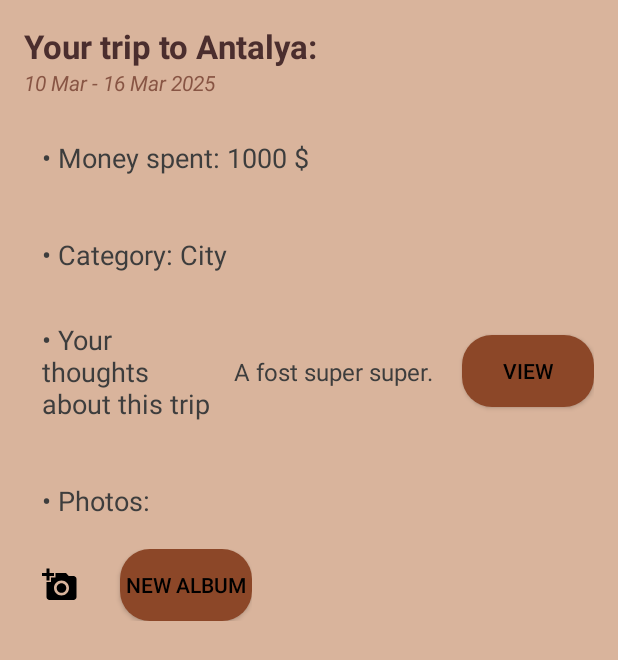
After one commit to Dan-Andrada/TravelJurnalApp, an Android app: the TripDetailsActivity screen opened directly, with no data from a screen before it, on a phone screen of 412 x 824 dp. The commit adds this screen. Shown: the top 660 px of the screen. Run offline under Robolectric (Android 15) with nearby library versions, the phone set to English and light mode, and no system bars.

Commit message:
Show trip details feature

```diff
--- a/app/build.gradle
+++ b/app/build.gradle
@@ -5,7 +5,7 @@ plugins {
 
 android {
     namespace 'com.example.traveljurnalapp'
-    compileSdk 34
+    compileSdk 35
 
     defaultConfig {
         applicationId "com.example.traveljurnalapp"
@@ -32,20 +32,17 @@ android {
 
 dependencies {
     implementation platform(libs.firebase.bom)
-    implementation libs.google.firebase.analytics
-    implementation libs.google.firebase.auth
-    implementation libs.google.firebase.firestore
+    implementation libs.firebase.analytics
+    implementation libs.firebase.auth
+    implementation libs.firebase.firestore
 
-    implementation libs.androidx.core.v1120
+    implementation libs.androidx.core
     implementation libs.androidx.appcompat.v161
-    implementation libs.material.v1110
-
+    implementation libs.material
     implementation libs.play.services.maps
     implementation libs.places
 
     testImplementation libs.junit
     androidTestImplementation libs.androidx.junit.v115
     androidTestImplementation libs.androidx.espresso.core.v351
-
-//    implementation libs.play.services.maps
 }
--- a/app/src/main/AndroidManifest.xml
+++ b/app/src/main/AndroidManifest.xml
@@ -29,6 +29,7 @@
         <activity android:name=".MapActivity" android:exported="true" />
         <activity android:name=".RegisterActivity" android:exported="true"/>
         <activity android:name=".LoginActivity" android:exported="true"/>
+        <activity android:name=".TripDetailsActivity" android:exported="true" />
 
     </application>
 
--- a/app/src/main/java/com/example/traveljurnalapp/LoginActivity.java
+++ b/app/src/main/java/com/example/traveljurnalapp/LoginActivity.java
@@ -57,8 +57,8 @@ public class LoginActivity extends AppCompatActivity {
         mAuth.signInWithEmailAndPassword(email, password)
                 .addOnCompleteListener(task -> {
                     if (task.isSuccessful()) {
-                        Toast.makeText(this, "Login successful", Toast.LENGTH_SHORT).show();
-                        startActivity(new Intent(LoginActivity.this, MapActivity.class));
+                        //Toast.makeText(this, "Login successful", Toast.LENGTH_SHORT).show();
+                        startActivity(new Intent(LoginActivity.this, TripDetailsActivity.class));
                         finish();
                     } else {
                         Toast.makeText(this, "Login failed: " + task.getException().getMessage(), Toast.LENGTH_LONG).show();
--- a/app/src/main/java/com/example/traveljurnalapp/SplashActivity.java
+++ b/app/src/main/java/com/example/traveljurnalapp/SplashActivity.java
@@ -1,4 +1,6 @@
 package com.example.traveljurnalapp;
+
+import static androidx.core.content.ContextCompat.startActivity;
 
 import android.content.Intent;
 import android.os.Bundle;
--- /dev/null
+++ b/app/src/main/java/com/example/traveljurnalapp/TripDetailsActivity.java
@@ -0,0 +1,87 @@
+package com.example.traveljurnalapp;
+
+import android.content.Intent;
+import android.os.Bundle;
+import android.view.View;
+import android.widget.Button;
+import android.widget.GridLayout;
+import android.widget.ImageButton;
+import android.widget.TextView;
+
+import androidx.appcompat.app.AppCompatActivity;
+
+import java.text.ParseException;
+import java.text.SimpleDateFormat;
+import java.util.Date;
+import java.util.Locale;
+
+public class TripDetailsActivity extends AppCompatActivity {
+
+    private TextView tripTitle, tripDates, categoryText, moneySpent, notePreview;
+    private Button viewNoteButton, newAlbumButton;
+    private ImageButton addPhotoButton;
+    private Date startDate, endDate;
+
+    @Override
+    protected void onCreate(Bundle savedInstanceState) {
+        super.onCreate(savedInstanceState);
+        setContentView(R.layout.activity_trip_details);
+
+        tripTitle = findViewById(R.id.tripTitle);
+        tripDates = findViewById(R.id.tripDates);
+        categoryText = findViewById(R.id.categoryText);
+        moneySpent = findViewById(R.id.moneySpent);
+        notePreview = findViewById(R.id.notePreview);
+        viewNoteButton = findViewById(R.id.viewNoteButton);
+        newAlbumButton = findViewById(R.id.newAlbumButton);
+        addPhotoButton = findViewById(R.id.addPhotoButton);
+
+        //harcodat
+        tripTitle.setText("Your trip to Antalya:");
+        categoryText.setText("• Category: City");
+        moneySpent.setText("• Money spent: 1000 $");
+
+        SimpleDateFormat sdf = new SimpleDateFormat("dd MMMM yyyy", Locale.ENGLISH);
+        try {
+            startDate = sdf.parse("10 March 2025");
+            endDate = sdf.parse("16 March 2025");
+        } catch (ParseException e) {
+            e.printStackTrace();
+        }
+
+        if (startDate != null && endDate != null) {
+            SimpleDateFormat displayFormat = new SimpleDateFormat("dd MMM", Locale.ENGLISH);
+            String dateText = displayFormat.format(startDate) + " - " + displayFormat.format(endDate) + " 2025";
+            tripDates.setText(dateText);
+        }
+
+        //harcodat
+        String fullNote = "A fost super super.";
+        notePreview.setText(fullNote);
+
+        viewNoteButton.setOnClickListener(new View.OnClickListener() {
+            @Override
+            public void onClick(View v) {
+                Intent intent = new Intent(TripDetailsActivity.this, MapActivity.class);
+                intent.putExtra("noteText", fullNote);
+                startActivity(intent);
+            }
+        });
+
+        newAlbumButton.setOnClickListener(new View.OnClickListener() {
+            @Override
+            public void onClick(View v) {
+                // deschide pagina pentru creare album - de implementat
+            }
+        });
+
+        addPhotoButton.setOnClickListener(new View.OnClickListener() {
+            @Override
+            public void onClick(View v) {
+                // deschide selectorul de poze - de implementat
+            }
+        });
+
+        GridLayout photosGrid = findViewById(R.id.photosGrid);
+    }
+}
--- /dev/null
+++ b/app/src/main/res/drawable/ic_add_photo.xml
@@ -0,0 +1,5 @@
+<vector xmlns:android="http://schemas.android.com/apk/res/android" android:height="24dp" android:tint="#000000" android:viewportHeight="24" android:viewportWidth="24" android:width="24dp">
+
+    <path android:fillColor="@android:color/white" android:pathData="M3,4V1h2v3h3v2H5v3H3V6H0V4H3zM6,10V7h3V4h7l1.83,2H21c1.1,0 2,0.9 2,2v12c0,1.1 -0.9,2 -2,2H5c-1.1,0 -2,-0.9 -2,-2V10H6zM13,19c2.76,0 5,-2.24 5,-5s-2.24,-5 -5,-5s-5,2.24 -5,5S10.24,19 13,19zM9.8,14c0,1.77 1.43,3.2 3.2,3.2s3.2,-1.43 3.2,-3.2s-1.43,-3.2 -3.2,-3.2S9.8,12.23 9.8,14z"/>
+
+</vector>
--- a/app/src/main/res/drawable/rounded_button.xml
+++ b/app/src/main/res/drawable/rounded_button.xml
@@ -1,7 +1,7 @@
 <selector xmlns:android="http://schemas.android.com/apk/res/android">
     <item android:state_enabled="true">
         <shape android:shape="rectangle">
-            <solid android:color="#4b2e1e"/>
+            <solid android:color="#8C4728"/>
             <corners android:radius="20dp"/>
         </shape>
     </item>
--- /dev/null
+++ b/app/src/main/res/font/montserrat_bold.xml
@@ -0,0 +1,4 @@
+<?xml version="1.0" encoding="utf-8"?>
+<font-family xmlns:android="http://schemas.android.com/apk/res/android">
+
+</font-family>
--- a/app/src/main/res/layout/activity_maps.xml
+++ b/app/src/main/res/layout/activity_maps.xml
@@ -62,5 +62,6 @@
                 app:layout_constraintTop_toTopOf="parent" />
 
 
+
     </androidx.constraintlayout.widget.ConstraintLayout>
 </androidx.constraintlayout.widget.ConstraintLayout>
--- /dev/null
+++ b/app/src/main/res/layout/activity_trip_details.xml
@@ -0,0 +1,132 @@
+<ScrollView xmlns:android="http://schemas.android.com/apk/res/android"
+    android:layout_width="match_parent"
+    android:layout_height="match_parent"
+    android:background="#d9b49c">
+
+    <LinearLayout
+        android:layout_width="match_parent"
+        android:layout_height="wrap_content"
+        android:orientation="vertical"
+        android:padding="16dp">
+
+        <TextView
+            android:id="@+id/tripTitle"
+            android:layout_width="wrap_content"
+            android:layout_height="wrap_content"
+            android:text="Your trip to Antalya:"
+            android:textStyle="bold"
+            android:textSize="22sp"
+            android:textColor="#4B2E2E" />
+
+        <TextView
+            android:id="@+id/tripDates"
+            android:layout_width="wrap_content"
+            android:layout_height="wrap_content"
+            android:text="10 March - 16 March 2025"
+            android:textStyle="italic"
+            android:textColor="#885544"
+            android:layout_marginBottom="16dp" />
+
+        <TextView
+            android:id="@+id/moneySpent"
+            android:layout_width="wrap_content"
+            android:layout_height="wrap_content"
+            android:text="• Money spent: 1000 $"
+            android:padding="12dp"
+            android:textSize="18sp"
+            android:textColor="#3D3D3D"
+            android:layout_marginBottom="16dp" />
+
+        <TextView
+            android:id="@+id/categoryText"
+            android:layout_width="wrap_content"
+            android:layout_height="wrap_content"
+            android:text="• Category: City"
+            android:padding="12dp"
+            android:textSize="18sp"
+            android:textColor="#3D3D3D"
+            android:layout_marginBottom="8dp" />
+
+        <LinearLayout
+            android:layout_width="match_parent"
+            android:layout_height="wrap_content"
+            android:layout_marginBottom="16dp"
+            android:gravity="center_vertical"
+            android:orientation="horizontal">
+
+            <TextView
+                android:layout_width="0dp"
+                android:layout_height="wrap_content"
+                android:layout_weight="1"
+                android:text="• Your thoughts about this trip"
+                android:textColor="#3D3D3D"
+                android:padding="12dp"
+                android:textSize="18sp" />
+
+            <TextView
+                android:id="@+id/notePreview"
+                android:layout_width="0dp"
+                android:layout_height="wrap_content"
+                android:layout_weight="1"
+                android:ellipsize="end"
+                android:maxLines="1"
+                android:text="It was a beautiful trip full of sunshine and..."
+                android:textColor="#3D3D3D"
+                android:textSize="16sp" />
+
+            <Button
+                android:id="@+id/viewNoteButton"
+                android:layout_width="wrap_content"
+                android:layout_height="wrap_content"
+                android:layout_marginStart="12dp"
+                android:background="@drawable/rounded_button"
+                android:text="View"
+                android:textColor="#000000" />
+        </LinearLayout>
+
+        <TextView
+            android:layout_width="wrap_content"
+            android:layout_height="wrap_content"
+            android:text="• Photos:"
+            android:padding="12dp"
+            android:textSize="18sp"
+            android:textColor="#3D3D3D"
+            android:layout_marginBottom="8dp" />
+
+        <LinearLayout
+            android:layout_width="wrap_content"
+            android:layout_height="wrap_content"
+            android:orientation="horizontal"
+            android:layout_marginBottom="16dp"
+            android:gravity="center_vertical">
+
+            <ImageButton
+                android:id="@+id/addPhotoButton"
+                android:layout_width="48dp"
+                android:layout_height="48dp"
+                android:src="@drawable/ic_add_photo"
+                android:background="@null"
+                android:contentDescription="Add photo" />
+
+            <Button
+                android:id="@+id/newAlbumButton"
+                android:layout_width="wrap_content"
+                android:layout_height="wrap_content"
+                android:text="New Album"
+                android:layout_marginStart="16dp"
+                android:background="@drawable/rounded_button"
+                android:textColor="#000000" />
+        </LinearLayout>
+
+        <GridLayout
+            android:id="@+id/photosGrid"
+            android:layout_width="match_parent"
+            android:layout_height="wrap_content"
+            android:columnCount="3"
+            android:orientation="horizontal"
+            android:alignmentMode="alignMargins"
+            android:rowOrderPreserved="false"
+            android:useDefaultMargins="true" />
+
+    </LinearLayout>
+</ScrollView>
--- a/build.gradle
+++ b/build.gradle
@@ -1,4 +1,4 @@
 plugins {
-    id 'com.android.application' version '8.2.2' apply false
+    id 'com.android.application' version '8.6.0' apply false
     id 'com.google.gms.google-services' version '4.4.2' apply false
 }
```
Also changed, not shown: gradle/libs.versions.toml (+3 -10 lines).
